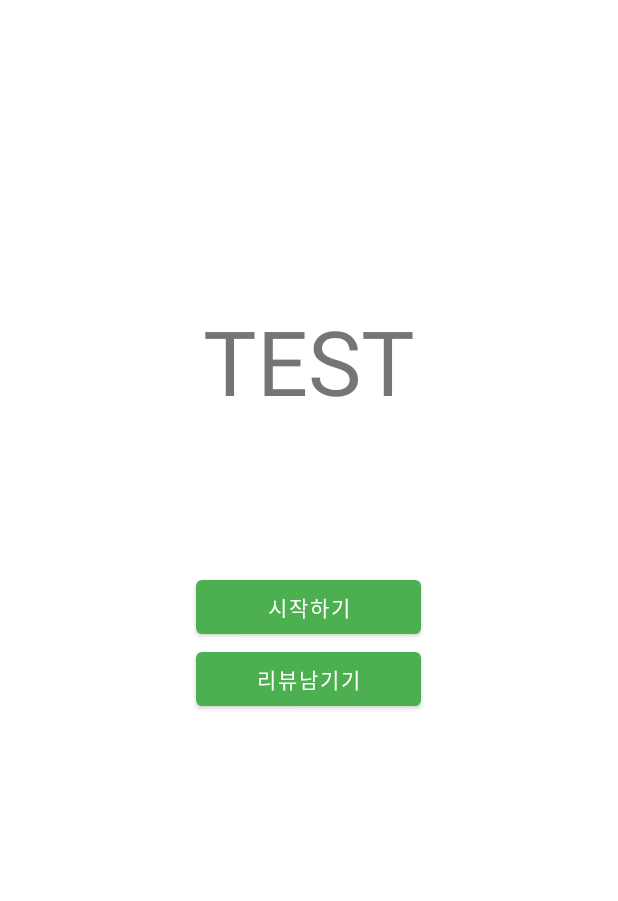
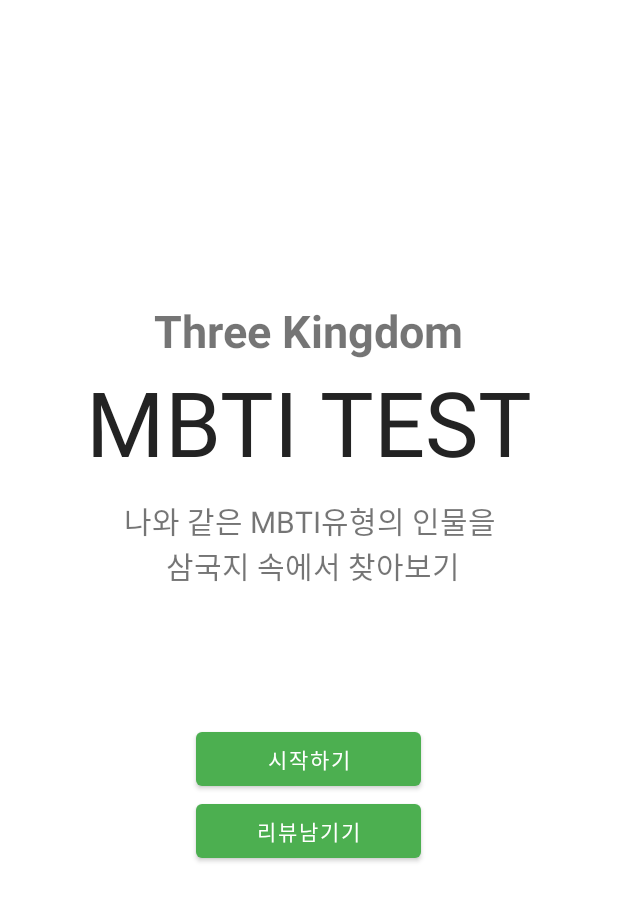
Before and after one commit to N0mercy00/TK_MBTI, an Android app: the screen it shows after launch (MainActivity), after a tap on "리뷰남기기", on a phone screen of 412 x 824 dp. Shown: the top 901 px of the screen. Run offline under Robolectric (Android 15) with nearby library versions, the phone set to English and light mode, and no system bars.

Commit message:
Update of Heroes

```diff
--- a/app/src/main/java/com/dongdong999/tk_mbti/MainActivity.kt
+++ b/app/src/main/java/com/dongdong999/tk_mbti/MainActivity.kt
@@ -3,6 +3,7 @@ package com.dongdong999.tk_mbti
 import android.content.Intent
 import androidx.appcompat.app.AppCompatActivity
 import android.os.Bundle
+import android.widget.Toast
 import com.dongdong999.tk_mbti.databinding.ActivityMainBinding
 
 class MainActivity : AppCompatActivity() {
@@ -16,7 +17,7 @@ class MainActivity : AppCompatActivity() {
            startActivity(Intent(this,TestActivity::class.java))
         }
         binding.btnMainGotoReview.setOnClickListener {
-
+            Toast.makeText(this,"아직 구현되지 않은 기능입니다.",Toast.LENGTH_SHORT).show()
         }
     }
 }
--- a/app/src/main/res/layout/activity_main.xml
+++ b/app/src/main/res/layout/activity_main.xml
@@ -16,15 +16,35 @@
         <TextView
             android:layout_width="wrap_content"
             android:layout_height="wrap_content"
-            android:text="TEST"
+            android:text="Three Kingdom"
+            android:layout_gravity="center_horizontal"
+            android:gravity="center"
+            android:textStyle="bold"
+            android:textSize="30sp"
+            android:layout_marginTop="200dp"/>
+        <TextView
+            android:layout_width="wrap_content"
+            android:layout_height="wrap_content"
+            android:text="MBTI TEST"
+            android:textColor="#232323"
             android:textSize="60sp"
             android:layout_gravity="center"
             app:layout_constraintBottom_toBottomOf="parent"
             app:layout_constraintLeft_toLeftOf="parent"
             app:layout_constraintRight_toRightOf="parent"
             app:layout_constraintTop_toTopOf="parent"
-            android:layout_marginBottom="100dp"
-            android:layout_marginTop="200dp"/>
+            android:layout_marginBottom="5dp"/>
+
+
+        <TextView
+            android:layout_width="wrap_content"
+            android:layout_height="wrap_content"
+            android:text="나와 같은 MBTI유형의 인물을\n 삼국지 속에서 찾아보기"
+            android:layout_gravity="center"
+            android:layout_marginTop="5dp"
+            android:gravity="center"
+            android:textSize="20sp"
+            android:layout_marginBottom="90dp"/>
 
         <Button
             android:id="@+id/btn_mainStart"
```
